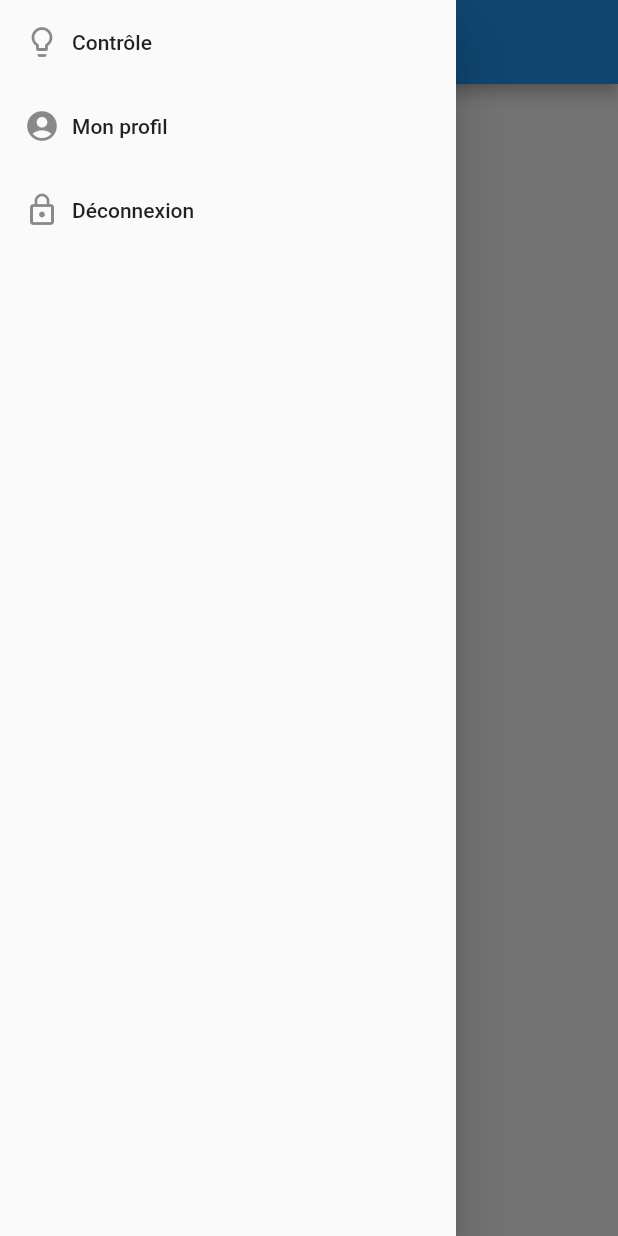
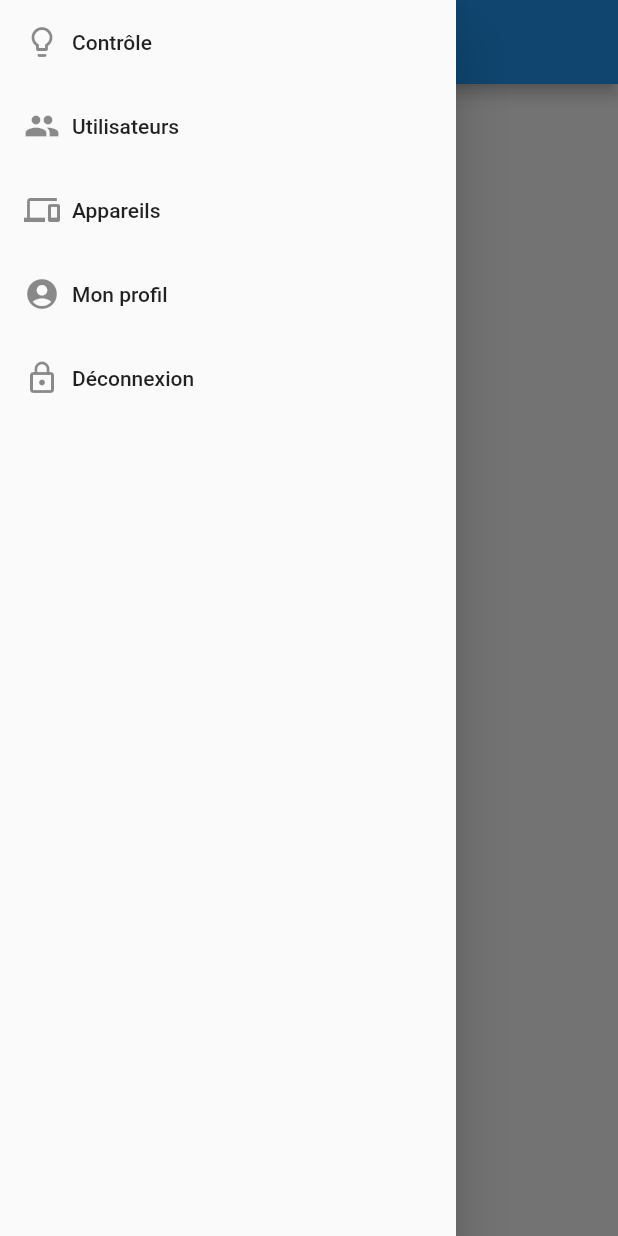
Before and after one commit to wussuphaters/iria, a Flutter app: the ControlScreen screen opened by its route, with the side drawer open, on a phone screen of 412 x 824 dp. Run offline on Flutter 3.47's test engine with Material 2 defaults, Android fonts, the phone set to English and light mode, and no system bars; our stand-ins replace flutter_secure_storage; accounts and stored records are empty.

Commit message:
Modified files for admin compatible menu

```diff
--- a/lib/IriaApp.dart
+++ b/lib/IriaApp.dart
@@ -1,9 +1,11 @@
 import 'package:flutter/cupertino.dart';
 import 'package:iria/pages/ControlScreen.dart';
+import 'package:iria/pages/DevicesScreen.dart';
 import 'package:iria/pages/LoginScreen.dart';
 import 'package:flutter/material.dart';
 import 'package:flutter_secure_storage/flutter_secure_storage.dart';
 import 'package:iria/pages/ProfileScreen.dart';
+import 'package:iria/pages/UsersScreen.dart';
 import 'Routes.dart';
 import 'objects/API.dart';
 
@@ -21,7 +23,9 @@ class IriaApp extends StatelessWidget {
       routes: {
         Routes.profile : (context) => ProfileScreen(),
         Routes.control : (context) => ControlScreen(api: api),
-        Routes.login : (context) => LoginScreen(api: api)
+        Routes.login : (context) => LoginScreen(api: api),
+        Routes.users : (context) => UserScreen(api: api),
+        Routes.devices : (context) => DevicesScreen(api: api)
       }
     );
   }
--- a/lib/pages/ControlScreen.dart
+++ b/lib/pages/ControlScreen.dart
@@ -1,13 +1,10 @@
-
-
 import 'package:flutter/cupertino.dart';
 import 'package:flutter/material.dart';
+import 'package:iria/Menu.dart';
 import 'package:iria/objects/API.dart';
 
-import 'Menu.dart';
-
 class ControlScreen extends StatefulWidget {
-  static const routeName = 'control';
+  static const routeName = '/control';
   String jwt;
   API api;
 
@@ -25,7 +22,7 @@ class _ControlScreenState extends State<ControlScreen> {
         title : Text("Contrôle")
       ),
       body: Text("Page controle"),
-      drawer: Menu(),
+      drawer: Menu(admin: true),
     );
   }
 }
--- a/lib/pages/Menu.dart
+++ /dev/null
@@ -1,76 +0,0 @@
-import 'package:flutter/cupertino.dart';
-import 'package:flutter/material.dart';
-import 'package:flutter_secure_storage/flutter_secure_storage.dart';
-
-import '../Routes.dart';
-
-class Menu extends StatelessWidget  {
-  @override
-  Widget build(BuildContext context) {
-    return Drawer(
-        child: ListView(
-        padding: EdgeInsets.zero,
-        children: <Widget>[
-          _createDrawerItem(
-            icon: Icons.lightbulb_outline,
-            text: 'Contrôle',
-            onTap: () => Navigator.pushReplacementNamed(context, Routes.control)
-          ),
-          _createDrawerItem(
-            icon: Icons.account_circle,
-            text: 'Mon profil',
-            onTap: () => Navigator.pushReplacementNamed(context, Routes.profile)
-          ),
-          _createDrawerItem(
-            icon: Icons.lock_outline,
-            text: 'Déconnexion',
-            onTap: () => showAlertDialog(context)
-          ),
-        ],
-      ),
-    );
-  }
-
-  Widget _createDrawerItem(
-    {IconData icon, String text, GestureTapCallback onTap}) {
-    return ListTile(
-      title: Row(
-        children: <Widget>[
-          Icon(icon),
-          Padding(
-            padding: EdgeInsets.only(left: 8.0),
-            child: Text(text),
-          )
-        ],
-      ),
-      onTap: onTap,
-    );
-  }
-
-  showAlertDialog(BuildContext context) {
-    AlertDialog logoff = AlertDialog(
-      title: Text("Déconnexion"),
-      content: Text("Êtes vous sûr de vouloir vous déconnecter de l'application ?"),
-      actions: <Widget>[
-        FlatButton(
-          child: Text("ANNULER"),
-          onPressed: (){}
-        ),
-        FlatButton(
-          child: Text("OUI"),
-          onPressed: (){
-            FlutterSecureStorage().delete(key: "jwt");
-            Navigator.pushNamedAndRemoveUntil(context, Routes.login, ModalRoute.withName(Routes.login));
-          }
-        )
-      ],
-    );
-
-    showDialog(
-      context: context,
-      builder: (BuildContext context) {
-        return logoff;
-      },
-    );
-  }
-}
--- a/lib/pages/ProfileScreen.dart
+++ b/lib/pages/ProfileScreen.dart
@@ -1,6 +1,5 @@
 import 'package:flutter/material.dart';
-
-import 'Menu.dart';
+import 'package:iria/Menu.dart';
 
 class ProfileScreen extends StatelessWidget {
   static const routeName = '/profile';
@@ -12,7 +11,7 @@ class ProfileScreen extends StatelessWidget {
         title : Text("Mon profil")
       ),
       body: Text("Page profil utilisateur"),
-      drawer: Menu(),
+      drawer: Menu(admin: true),
     );
   }
 
```
